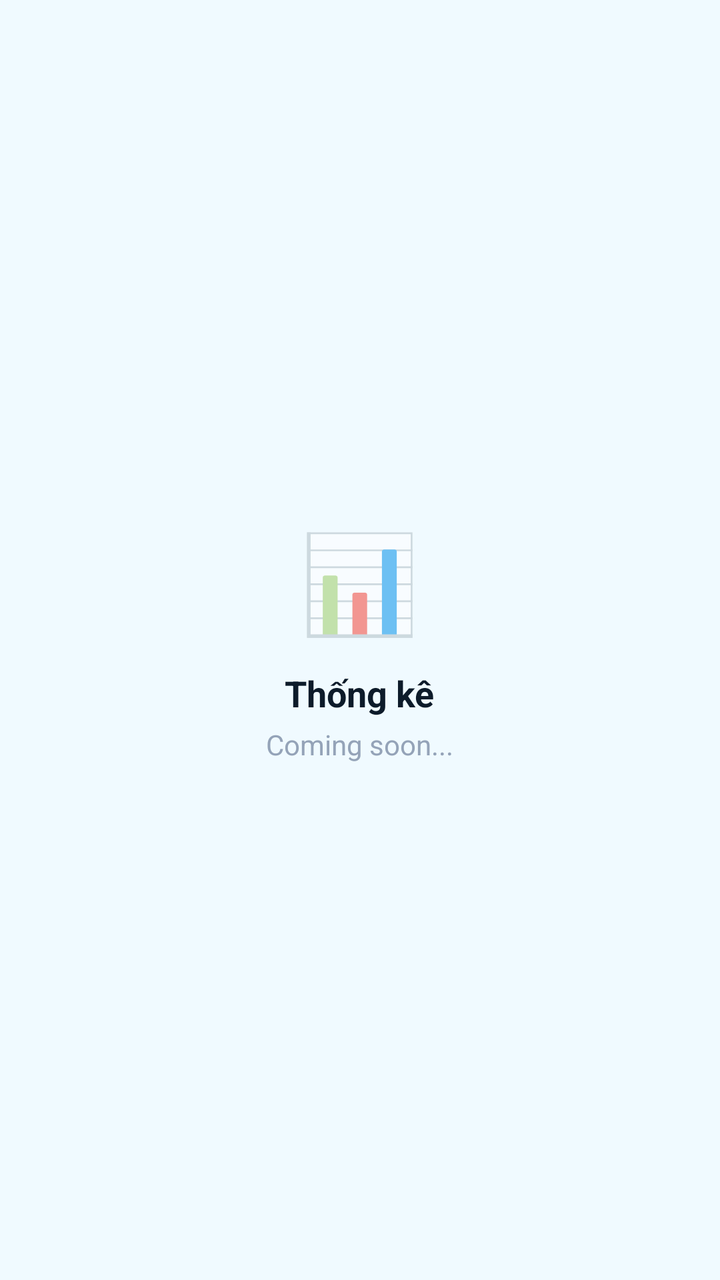
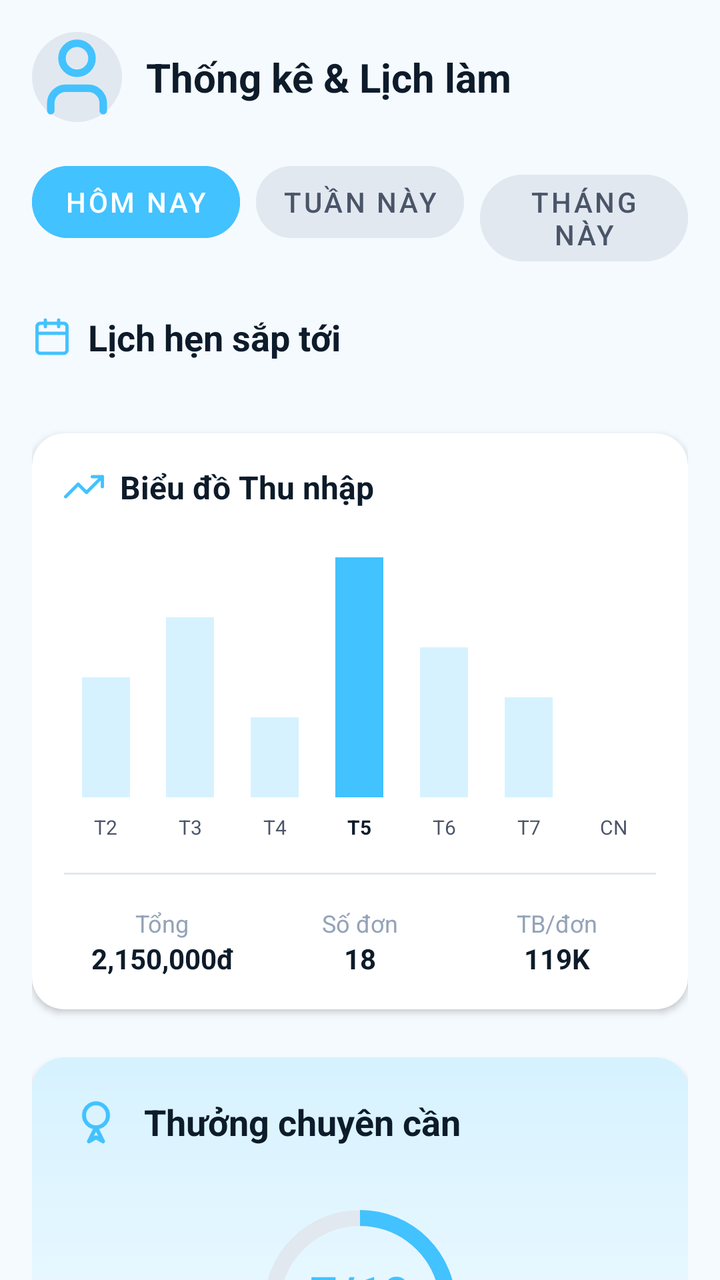

An Android layout rendered at two revisions. The XML below is the earlier revision; the diff shows what the commit changed to produce the second picture.
<!-- AndroidManifest.xml: application theme Theme.FixItVN -->
<!-- res/layout/fragment_worker_stats.xml -->
<?xml version="1.0" encoding="utf-8"?>
<LinearLayout xmlns:android="http://schemas.android.com/apk/res/android"
    android:layout_width="match_parent"
    android:layout_height="match_parent"
    android:background="#f0faff"
    android:gravity="center"
    android:orientation="vertical">

    <TextView
        android:layout_width="wrap_content"
        android:layout_height="wrap_content"
        android:text="📊"
        android:textSize="48sp" />

    <TextView
        android:layout_width="wrap_content"
        android:layout_height="wrap_content"
        android:layout_marginTop="12dp"
        android:text="Thống kê"
        android:textColor="#0d1b2a"
        android:textSize="18sp"
        android:textStyle="bold" />

    <TextView
        android:layout_width="wrap_content"
        android:layout_height="wrap_content"
        android:layout_marginTop="4dp"
        android:text="Coming soon..."
        android:textColor="#94a3b8"
        android:textSize="14sp" />
</LinearLayout>
<!-- resources referenced by this layout -->
<resources>
  <!-- unchanged entries left out for length: 1 -->
</resources>

<!-- the commit's change to res/layout/fragment_worker_stats.xml (unified diff, before → after) -->
@@ -1,31 +1,445 @@
 <?xml version="1.0" encoding="utf-8"?>
-<LinearLayout xmlns:android="http://schemas.android.com/apk/res/android"
+<androidx.core.widget.NestedScrollView xmlns:android="http://schemas.android.com/apk/res/android"
+    xmlns:app="http://schemas.android.com/apk/res-auto"
+    xmlns:tools="http://schemas.android.com/tools"
     android:layout_width="match_parent"
     android:layout_height="match_parent"
-    android:background="#f0faff"
-    android:gravity="center"
-    android:orientation="vertical">
-
-    <TextView
-        android:layout_width="wrap_content"
+    android:background="#f5faff">
+
+    <LinearLayout
+        android:layout_width="match_parent"
         android:layout_height="wrap_content"
-        android:text="📊"
-        android:textSize="48sp" />
-
-    <TextView
-        android:layout_width="wrap_content"
+        android:orientation="vertical"
+        android:padding="16dp">
+
+        
+        <LinearLayout
+            android:layout_width="match_parent"
+            android:layout_height="wrap_content"
+            android:gravity="center_vertical"
+            android:orientation="horizontal"
+            android:paddingBottom="16dp">
+
+            <ImageView
+                android:id="@+id/ivStatsWorkerAvatar"
+                android:layout_width="45dp"
+                android:layout_height="45dp"
+                android:layout_marginEnd="12dp"
+                android:background="@drawable/circle_background"
+                android:src="@drawable/ic_lucide_user"
+                app:tint="#42c2ff" />
+
+            <TextView
+                android:layout_width="0dp"
+                android:layout_height="wrap_content"
+                android:layout_weight="1"
+                android:text="Thống kê &amp; Lịch làm"
+                android:textColor="#0d1b2a"
+                android:textSize="20sp"
+                android:textStyle="bold" />
+        </LinearLayout>
+
+        
+        <LinearLayout
+            android:layout_width="match_parent"
+            android:layout_height="wrap_content"
+            android:layout_marginBottom="24dp"
+            android:orientation="horizontal">
+
+            <com.google.android.material.button.MaterialButton
+                android:id="@+id/btnFilterToday"
+                style="@style/Widget.MaterialComponents.Button.TextButton"
+                android:layout_width="0dp"
+                android:layout_height="wrap_content"
+                android:layout_marginEnd="8dp"
+                android:layout_weight="1"
+                android:backgroundTint="#42c2ff"
+                android:text="Hôm nay"
+                android:textColor="@android:color/white"
+                app:cornerRadius="999dp" />
+
+            <com.google.android.material.button.MaterialButton
+                android:id="@+id/btnFilterWeek"
+                style="@style/Widget.MaterialComponents.Button.TextButton"
+                android:layout_width="0dp"
+                android:layout_height="wrap_content"
+                android:layout_marginEnd="8dp"
+                android:layout_weight="1"
+                android:backgroundTint="#e2e8f0"
+                android:text="Tuần này"
+                android:textColor="#4a5568"
+                app:cornerRadius="999dp" />
+
+            <com.google.android.material.button.MaterialButton
+                android:id="@+id/btnFilterMonth"
+                style="@style/Widget.MaterialComponents.Button.TextButton"
+                android:layout_width="0dp"
+                android:layout_height="wrap_content"
+                android:layout_weight="1"
+                android:backgroundTint="#e2e8f0"
+                android:text="Tháng này"
+                android:textColor="#4a5568"
+                app:cornerRadius="999dp" />
+        </LinearLayout>
+
+        
+        <LinearLayout
+            android:layout_width="match_parent"
+            android:layout_height="wrap_content"
+            android:layout_marginBottom="24dp"
+            android:orientation="vertical">
+
+            <LinearLayout
+                android:layout_width="match_parent"
+                android:layout_height="wrap_content"
+                android:gravity="center_vertical"
+                android:layout_marginBottom="12dp"
+                android:orientation="horizontal">
+
+                <ImageView
+                    android:layout_width="20dp"
+                    android:layout_height="20dp"
+                    android:layout_marginEnd="8dp"
+                    android:src="@drawable/ic_lucide_calendar"
+                    app:tint="#42c2ff" />
+
+                <TextView
+                    android:layout_width="wrap_content"
+                    android:layout_height="wrap_content"
+                    android:text="Lịch hẹn sắp tới"
+                    android:textColor="#0d1b2a"
+                    android:textSize="18sp"
+                    android:textStyle="bold" />
+            </LinearLayout>
+
+            <androidx.recyclerview.widget.RecyclerView
+                android:id="@+id/rvUpcomingAppointments"
+                android:layout_width="match_parent"
+                android:layout_height="wrap_content"
+                android:clipToPadding="false"
+                android:orientation="horizontal"
+                app:layoutManager="androidx.recyclerview.widget.LinearLayoutManager"
+                tools:listitem="@layout/item_appointment_horizontal" />
+        </LinearLayout>
+
+        
+        <com.google.android.material.card.MaterialCardView
+            android:layout_width="match_parent"
+            android:layout_height="wrap_content"
+            android:layout_marginBottom="24dp"
+            app:cardCornerRadius="16dp"
+            app:cardElevation="2dp"
+            app:strokeWidth="0dp">
+
+            <LinearLayout
+                android:layout_width="match_parent"
+                android:layout_height="wrap_content"
+                android:orientation="vertical"
+                android:padding="16dp">
+
+                <LinearLayout
+                    android:layout_width="match_parent"
+                    android:layout_height="wrap_content"
+                    android:gravity="center_vertical"
+                    android:layout_marginBottom="16dp"
+                    android:orientation="horizontal">
+
+                    <ImageView
+                        android:layout_width="20dp"
+                        android:layout_height="20dp"
+                        android:layout_marginEnd="8dp"
+                        android:src="@drawable/ic_lucide_trending_up"
+                        app:tint="#42c2ff" />
+
+                    <TextView
+                        android:layout_width="wrap_content"
+                        android:layout_height="wrap_content"
+                        android:text="Biểu đồ Thu nhập"
+                        android:textColor="#0d1b2a"
+                        android:textSize="16sp"
+                        android:textStyle="bold" />
+                </LinearLayout>
+
+                
+                <LinearLayout
+                    android:layout_width="match_parent"
+                    android:layout_height="150dp"
+                    android:gravity="bottom"
+                    android:orientation="horizontal"
+                    android:weightSum="7">
+
+                    
+                    <LinearLayout android:layout_width="0dp" android:layout_height="match_parent" android:layout_weight="1" android:gravity="bottom|center_horizontal" android:orientation="vertical">
+                        <View android:layout_width="24dp" android:layout_height="60dp" android:background="#d6f2ff" />
+                        <TextView android:layout_width="wrap_content" android:layout_height="wrap_content" android:layout_marginTop="8dp" android:text="T2" android:textColor="#4a5568" android:textSize="10sp" />
+                    </LinearLayout>
+                    
+                    <LinearLayout android:layout_width="0dp" android:layout_height="match_parent" android:layout_weight="1" android:gravity="bottom|center_horizontal" android:orientation="vertical">
+                        <View android:layout_width="24dp" android:layout_height="90dp" android:background="#d6f2ff" />
+                        <TextView android:layout_width="wrap_content" android:layout_height="wrap_content" android:layout_marginTop="8dp" android:text="T3" android:textColor="#4a5568" android:textSize="10sp" />
+                    </LinearLayout>
+                    
+                    <LinearLayout android:layout_width="0dp" android:layout_height="match_parent" android:layout_weight="1" android:gravity="bottom|center_horizontal" android:orientation="vertical">
+                        <View android:layout_width="24dp" android:layout_height="40dp" android:background="#d6f2ff" />
+                        <TextView android:layout_width="wrap_content" android:layout_height="wrap_content" android:layout_marginTop="8dp" android:text="T4" android:textColor="#4a5568" android:textSize="10sp" />
+                    </LinearLayout>
+                    
+                    <LinearLayout android:layout_width="0dp" android:layout_height="match_parent" android:layout_weight="1" android:gravity="bottom|center_horizontal" android:orientation="vertical">
+                        <View android:layout_width="24dp" android:layout_height="120dp" android:background="#42c2ff" />
+                        <TextView android:layout_width="wrap_content" android:layout_height="wrap_content" android:layout_marginTop="8dp" android:text="T5" android:textColor="#0d1b2a" android:textSize="10sp" android:textStyle="bold" />
+                    </LinearLayout>
+                    
+                    <LinearLayout android:layout_width="0dp" android:layout_height="match_parent" android:layout_weight="1" android:gravity="bottom|center_horizontal" android:orientation="vertical">
+                        <View android:layout_width="24dp" android:layout_height="75dp" android:background="#d6f2ff" />
+                        <TextView android:layout_width="wrap_content" android:layout_height="wrap_content" android:layout_marginTop="8dp" android:text="T6" android:textColor="#4a5568" android:textSize="10sp" />
+                    </LinearLayout>
+                    
+                    <LinearLayout android:layout_width="0dp" android:layout_height="match_parent" android:layout_weight="1" android:gravity="bottom|center_horizontal" android:orientation="vertical">
+                        <View android:layout_width="24dp" android:layout_height="50dp" android:background="#d6f2ff" />
+                        <TextView android:layout_width="wrap_content" android:layout_height="wrap_content" android:layout_marginTop="8dp" android:text="T7" android:textColor="#4a5568" android:textSize="10sp" />
+                    </LinearLayout>
+                    
+                    <LinearLayout android:layout_width="0dp" android:layout_height="match_parent" android:layout_weight="1" android:gravity="bottom|center_horizontal" android:orientation="vertical">
+                        <View android:layout_width="24dp" android:layout_height="0dp" android:background="#d6f2ff" />
+                        <TextView android:layout_width="wrap_content" android:layout_height="wrap_content" android:layout_marginTop="8dp" android:text="CN" android:textColor="#4a5568" android:textSize="10sp" />
+                    </LinearLayout>
+                </LinearLayout>
+
+                <View
+                    android:layout_width="match_parent"
+                    android:layout_height="1dp"
+                    android:layout_marginVertical="16dp"
+                    android:background="#e2e8f0" />
+
+                <LinearLayout
+                    android:layout_width="match_parent"
+                    android:layout_height="wrap_content"
+                    android:orientation="horizontal"
+                    android:weightSum="3">
+
+                    <LinearLayout
+                        android:layout_width="0dp"
+                        android:layout_height="wrap_content"
+                        android:layout_weight="1"
+                        android:gravity="center"
+                        android:orientation="vertical">
+                        <TextView android:layout_width="wrap_content" android:layout_height="wrap_content" android:text="Tổng" android:textColor="#94a3b8" android:textSize="12sp" />
+                        <TextView android:id="@+id/tvTotalIncome" android:layout_width="wrap_content" android:layout_height="wrap_content" android:text="2,150,000đ" android:textColor="#0d1b2a" android:textSize="14sp" android:textStyle="bold" />
+                    </LinearLayout>
+
+                    <LinearLayout
+                        android:layout_width="0dp"
+                        android:layout_height="wrap_content"
+                        android:layout_weight="1"
+                        android:gravity="center"
+                        android:orientation="vertical">
+                        <TextView android:layout_width="wrap_content" android:layout_height="wrap_content" android:text="Số đơn" android:textColor="#94a3b8" android:textSize="12sp" />
+                        <TextView android:id="@+id/tvTotalOrders" android:layout_width="wrap_content" android:layout_height="wrap_content" android:text="18" android:textColor="#0d1b2a" android:textSize="14sp" android:textStyle="bold" />
+                    </LinearLayout>
+
+                    <LinearLayout
+                        android:layout_width="0dp"
+                        android:layout_height="wrap_content"
+                        android:layout_weight="1"
+                        android:gravity="center"
+                        android:orientation="vertical">
+                        <TextView android:layout_width="wrap_content" android:layout_height="wrap_content" android:text="TB/đơn" android:textColor="#94a3b8" android:textSize="12sp" />
+                        <TextView android:id="@+id/tvAvgPerOrder" android:layout_width="wrap_content" android:layout_height="wrap_content" android:text="119K" android:textColor="#0d1b2a" android:textSize="14sp" android:textStyle="bold" />
+                    </LinearLayout>
+                </LinearLayout>
+            </LinearLayout>
+        </com.google.android.material.card.MaterialCardView>
+
+        
+        <com.google.android.material.card.MaterialCardView
+            android:layout_width="match_parent"
+            android:layout_height="wrap_content"
+            android:layout_marginBottom="24dp"
+            app:cardCornerRadius="16dp"
+            app:cardElevation="2dp"
+            app:strokeWidth="0dp">
+
+            <LinearLayout
+                android:layout_width="match_parent"
+                android:layout_height="wrap_content"
+                android:background="@drawable/bg_kpi_gradient"
+                android:orientation="vertical"
+                android:padding="20dp">
+
+                <LinearLayout
+                    android:layout_width="match_parent"
+                    android:layout_height="wrap_content"
+                    android:gravity="center_vertical"
+                    android:layout_marginBottom="20dp"
+                    android:orientation="horizontal">
+
+                    <ImageView
+                        android:layout_width="24dp"
+                        android:layout_height="24dp"
+                        android:layout_marginEnd="12dp"
+                        android:src="@drawable/ic_lucide_award"
+                        app:tint="#42c2ff" />
+
+                    <TextView
+                        android:layout_width="wrap_content"
+                        android:layout_height="wrap_content"
+                        android:text="Thưởng chuyên cần"
+                        android:textColor="#0d1b2a"
+                        android:textSize="18sp"
+                        android:textStyle="bold" />
+                </LinearLayout>
+
+                <RelativeLayout
+                    android:layout_width="match_parent"
+                    android:layout_height="wrap_content">
+
+                    <ProgressBar
+                        android:id="@+id/pbKpi"
+                        style="?android:attr/progressBarStyleHorizontal"
+                        android:layout_width="120dp"
+                        android:layout_height="120dp"
+                        android:layout_centerHorizontal="true"
+                        android:indeterminate="false"
+                        android:max="10"
+                        android:progress="7"
+                        android:progressDrawable="@drawable/circular_progress_bar" />
+
+                    <LinearLayout
+                        android:layout_width="wrap_content"
+                        android:layout_height="wrap_content"
+                        android:layout_centerInParent="true"
+                        android:gravity="center"
+                        android:orientation="vertical">
+                        <TextView
+                            android:layout_width="wrap_content"
+                            android:layout_height="wrap_content"
+                            android:text="7/10"
+                            android:textColor="#42c2ff"
+                            android:textSize="24sp"
+                            android:textStyle="bold" />
+                        <TextView
+                            android:layout_width="wrap_content"
+                            android:layout_height="wrap_content"
+                            android:text="Đơn hàng"
+                            android:textColor="#94a3b8"
+                            android:textSize="10sp" />
+                    </LinearLayout>
+                </RelativeLayout>
+
+                <TextView
+                    android:layout_width="match_parent"
+                    android:layout_height="wrap_content"
+                    android:layout_marginTop="20dp"
+                    android:gravity="center"
+                    android:text="Hoàn thành 10 đơn/ngày → Thưởng 50,000đ"
+                    android:textColor="#4a5568"
+                    android:textSize="14sp" />
+
+                <LinearLayout
+                    android:layout_width="match_parent"
+                    android:layout_height="wrap_content"
+                    android:layout_marginTop="16dp"
+                    android:gravity="center"
+                    android:orientation="horizontal">
+
+                    <TextView
+                        android:layout_width="wrap_content"
+                        android:layout_height="wrap_content"
+                        android:background="@drawable/bg_chip_reward"
+                        android:paddingHorizontal="12dp"
+                        android:paddingVertical="4dp"
+                        android:text="+50K Thứ 2"
+                        android:textColor="#42c2ff"
+                        android:textSize="11sp" />
+
+                    <View android:layout_width="8dp" android:layout_height="0dp" />
+
+                    <TextView
+                        android:layout_width="wrap_content"
+                        android:layout_height="wrap_content"
+                        android:background="@drawable/bg_chip_reward"
+                        android:paddingHorizontal="12dp"
+                        android:paddingVertical="4dp"
+                        android:text="+50K Thứ 4"
+                        android:textColor="#42c2ff"
+                        android:textSize="11sp" />
+                </LinearLayout>
+            </LinearLayout>
+        </com.google.android.material.card.MaterialCardView>
+
+    </LinearLayout>
+</androidx.core.widget.NestedScrollView>
+<!-- res/layout/item_appointment_horizontal.xml (included above) -->
+<?xml version="1.0" encoding="utf-8"?>
+<com.google.android.material.card.MaterialCardView xmlns:android="http://schemas.android.com/apk/res/android"
+    xmlns:app="http://schemas.android.com/apk/res-auto"
+    android:layout_width="260dp"
+    android:layout_height="wrap_content"
+    android:layout_marginEnd="12dp"
+    android:layout_marginBottom="4dp"
+    app:cardCornerRadius="16dp"
+    app:cardElevation="2dp"
+    app:strokeColor="#e2e8f0"
+    app:strokeWidth="1dp">
+
+    <LinearLayout
+        android:layout_width="match_parent"
         android:layout_height="wrap_content"
-        android:layout_marginTop="12dp"
-        android:text="Thống kê"
-        android:textColor="#0d1b2a"
-        android:textSize="18sp"
-        android:textStyle="bold" />
-
-    <TextView
-        android:layout_width="wrap_content"
-        android:layout_height="wrap_content"
-        android:layout_marginTop="4dp"
-        android:text="Coming soon..."
-        android:textColor="#94a3b8"
-        android:textSize="14sp" />
-</LinearLayout>
+        android:orientation="horizontal">
+
+        <View
+            android:layout_width="4dp"
+            android:layout_height="match_parent"
+            android:background="#42c2ff" />
+
+        <LinearLayout
+            android:layout_width="match_parent"
+            android:layout_height="wrap_content"
+            android:orientation="vertical"
+            android:padding="16dp">
+
+            <TextView
+                android:id="@+id/tvAppointTime"
+                android:layout_width="wrap_content"
+                android:layout_height="wrap_content"
+                android:text="14:00 - 15:30"
+                android:textColor="#42c2ff"
+                android:textSize="16sp"
+                android:textStyle="bold" />
+
+            <TextView
+                android:id="@+id/tvAppointService"
+                android:layout_width="wrap_content"
+                android:layout_height="wrap_content"
+                android:layout_marginTop="4dp"
+                android:text="Sửa máy giặt"
+                android:textColor="#0d1b2a"
+                android:textSize="14sp"
+                android:textStyle="bold" />
+
+            <TextView
+                android:id="@+id/tvAppointAddress"
+                android:layout_width="wrap_content"
+                android:layout_height="wrap_content"
+                android:layout_marginTop="4dp"
+                android:ellipsize="end"
+                android:maxLines="1"
+                android:text="123 Xuân Thủy, Cầu Giấy"
+                android:textColor="#94a3b8"
+                android:textSize="12sp" />
+
+            <TextView
+                android:id="@+id/tvAppointCountdown"
+                android:layout_width="wrap_content"
+                android:layout_height="wrap_content"
+                android:layout_marginTop="12dp"
+                android:background="@drawable/chip_warning_bg"
+                android:paddingHorizontal="10dp"
+                android:paddingVertical="4dp"
+                android:text="Còn 2 giờ nữa"
+                android:textColor="#d97706"
+                android:textSize="11sp"
+                android:textStyle="bold" />
+        </LinearLayout>
+    </LinearLayout>
+</com.google.android.material.card.MaterialCardView>
<!-- resource entries referenced after the edit -->
@@ -1,5 +1,162 @@
 <!-- resources referenced by this layout -->
 <resources>
+  <!-- drawable bg_chip_reward (drawable) -->
+  <?xml version="1.0" encoding="utf-8"?>
+  <shape xmlns:android="http://schemas.android.com/apk/res/android"
+      android:shape="rectangle">
+      <solid android:color="#ffffff" />
+      <stroke
+          android:width="1dp"
+          android:color="#42c2ff" />
+      <corners android:radius="999dp" />
+  </shape>
+  <!-- drawable bg_kpi_gradient (drawable) -->
+  <?xml version="1.0" encoding="utf-8"?>
+  <shape xmlns:android="http://schemas.android.com/apk/res/android"
+      android:shape="rectangle">
+      <gradient
+          android:angle="270"
+          android:endColor="#ffffff"
+          android:startColor="#d6f2ff" />
+      <corners android:radius="16dp" />
+  </shape>
+  <!-- drawable chip_warning_bg (drawable) -->
+  <?xml version="1.0" encoding="utf-8"?>
+  <shape xmlns:android="http://schemas.android.com/apk/res/android"
+      android:shape="rectangle">
+      <solid android:color="#fff7ed" />
+      <corners android:radius="999dp" />
+  </shape>
+  <!-- drawable circle_background (drawable) -->
+  <?xml version="1.0" encoding="utf-8"?>
+  <shape xmlns:android="http://schemas.android.com/apk/res/android"
+      android:shape="oval">
+      <solid android:color="#e2e8f0" />
+  </shape>
+  <!-- drawable circular_progress_bar (drawable) -->
+  <?xml version="1.0" encoding="utf-8"?>
+  <rotate xmlns:android="http://schemas.android.com/apk/res/android"
+      android:fromDegrees="270"
+      android:toDegrees="270">
+      <layer-list>
+          <item android:id="@android:id/background">
+              <shape
+                  android:innerRadiusRatio="3"
+                  android:shape="ring"
+                  android:thicknessRatio="15"
+                  android:useLevel="false">
+                  <solid android:color="#e2e8f0" />
+              </shape>
+          </item>
+          <item android:id="@android:id/progress">
+              <shape
+                  android:innerRadiusRatio="3"
+                  android:shape="ring"
+                  android:thicknessRatio="15"
+                  android:useLevel="true">
+                  <solid android:color="#42c2ff" />
+              </shape>
+          </item>
+      </layer-list>
+  </rotate>
+  <!-- drawable ic_lucide_award (drawable) -->
+  <vector xmlns:android="http://schemas.android.com/apk/res/android"
+      android:width="24dp"
+      android:height="24dp"
+      android:viewportWidth="24"
+      android:viewportHeight="24">
+      <path
+          android:fillColor="#00000000"
+          android:pathData="M12,15L8.5,22L12,20L15.5,22L12,15Z"
+          android:strokeWidth="2"
+          android:strokeColor="#000000"
+          android:strokeLineCap="round"
+          android:strokeLineJoin="round" />
+      <path
+          android:fillColor="#00000000"
+          android:pathData="M12,15C15.3137,15 18,12.3137 18,9C18,5.6863 15.3137,3 12,3C8.6863,3 6,5.6863 6,9C6,12.3137 8.6863,15 12,15Z"
+          android:strokeWidth="2"
+          android:strokeColor="#000000"
+          android:strokeLineCap="round"
+          android:strokeLineJoin="round" />
+  </vector>
+  <!-- drawable ic_lucide_calendar (drawable) -->
+  <vector xmlns:android="http://schemas.android.com/apk/res/android"
+      android:width="24dp"
+      android:height="24dp"
+      android:viewportWidth="24"
+      android:viewportHeight="24">
+      <path
+          android:fillColor="#00000000"
+          android:pathData="M19,4H5C3.895,4 3,4.895 3,6V20C3,21.105 3.895,22 5,22H19C20.105,22 21,21.105 21,20V6C21,4.895 20.105,4 19,4Z"
+          android:strokeWidth="2"
+          android:strokeColor="#000000"
+          android:strokeLineCap="round"
+          android:strokeLineJoin="round" />
+      <path
+          android:fillColor="#00000000"
+          android:pathData="M16,2V6"
+          android:strokeWidth="2"
+          android:strokeColor="#000000"
+          android:strokeLineCap="round"
+          android:strokeLineJoin="round" />
+      <path
+          android:fillColor="#00000000"
+          android:pathData="M8,2V6"
+          android:strokeWidth="2"
+          android:strokeColor="#000000"
+          android:strokeLineCap="round"
+          android:strokeLineJoin="round" />
+      <path
+          android:fillColor="#00000000"
+          android:pathData="M3,10H21"
+          android:strokeWidth="2"
+          android:strokeColor="#000000"
+          android:strokeLineCap="round"
+          android:strokeLineJoin="round" />
+  </vector>
+  <!-- drawable ic_lucide_trending_up (drawable) -->
+  <vector xmlns:android="http://schemas.android.com/apk/res/android"
+      android:width="24dp"
+      android:height="24dp"
+      android:viewportWidth="24"
+      android:viewportHeight="24">
+      <path
+          android:fillColor="#00000000"
+          android:pathData="M23,6L13.5,15.5L8.5,10.5L1,18"
+          android:strokeWidth="2"
+          android:strokeColor="#000000"
+          android:strokeLineCap="round"
+          android:strokeLineJoin="round" />
+      <path
+          android:fillColor="#00000000"
+          android:pathData="M17,6H23V12"
+          android:strokeWidth="2"
+          android:strokeColor="#000000"
+          android:strokeLineCap="round"
+          android:strokeLineJoin="round" />
+  </vector>
+  <!-- drawable ic_lucide_user (drawable) -->
+  <vector xmlns:android="http://schemas.android.com/apk/res/android"
+      android:width="24dp"
+      android:height="24dp"
+      android:viewportWidth="24"
+      android:viewportHeight="24">
+    <path
+        android:pathData="M19,21v-2a4,4 0,0 0,-4 -4H9a4,4 0,0 0,-4 4v2"
+        android:strokeLineJoin="round"
+        android:strokeWidth="2"
+        android:fillColor="#00000000"
+        android:strokeColor="#000000"
+        android:strokeLineCap="round"/>
+    <path
+        android:pathData="M12,7m-4,0a4,4 0,1 1,8 0a4,4 0,1 1,-8 0"
+        android:strokeLineJoin="round"
+        android:strokeWidth="2"
+        android:fillColor="#00000000"
+        android:strokeColor="#000000"
+        android:strokeLineCap="round"/>
+  </vector>
   <!-- unchanged entries left out for length: 1 -->
 </resources>
 
